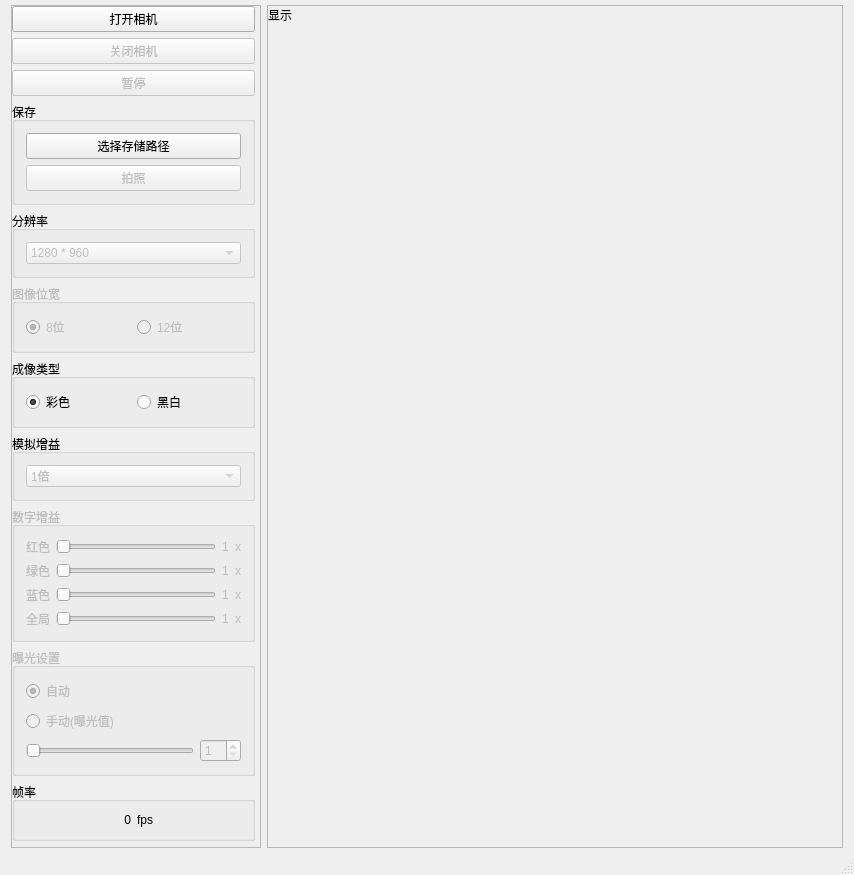
The window that usb3_camera/mainwindow.ui (betterorbest/usb_camera_with_Cypress) describes before a commit, drawn with Qt 5.
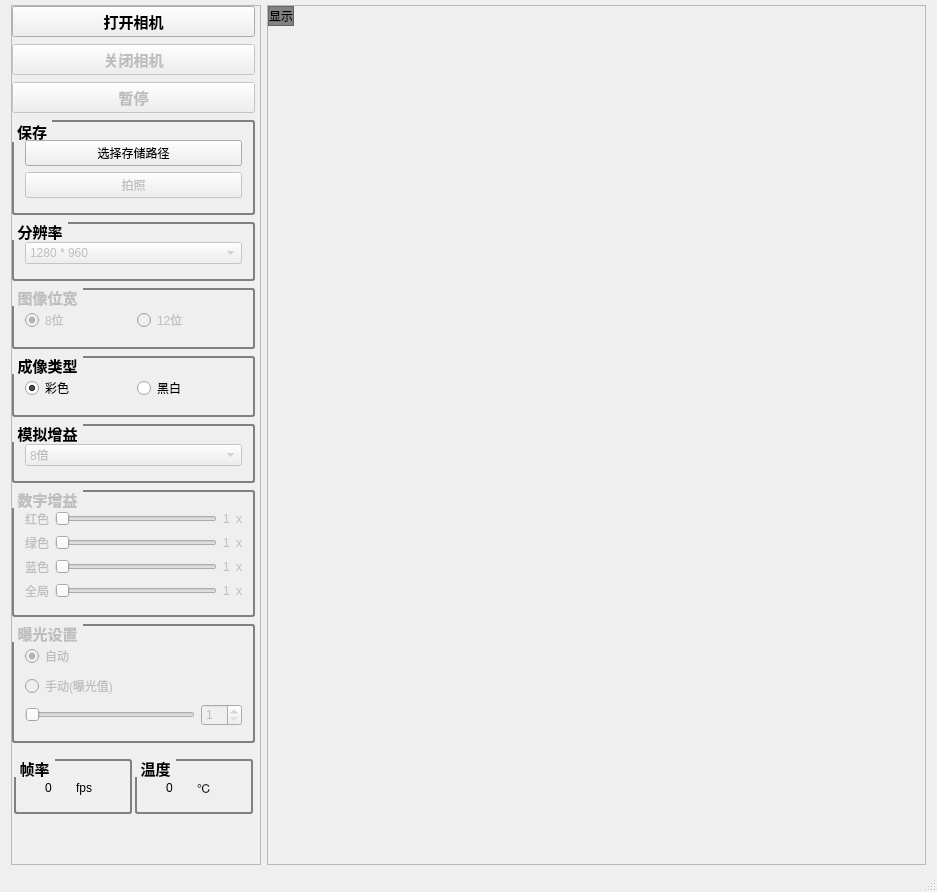
The same window after the commit.

Commit message: the second commit for cmos camera test and show

What changed in the file:
```diff
--- a/usb3_camera/mainwindow.ui
+++ b/usb3_camera/mainwindow.ui
@@ -6,13 +6,41 @@
    <rect>
     <x>0</x>
     <y>0</y>
-    <width>854</width>
-    <height>875</height>
+    <width>937</width>
+    <height>892</height>
    </rect>
   </property>
   <property name="windowTitle">
    <string>CMOS数字相机测试软件</string>
   </property>
+  <property name="styleSheet">
+   <string notr="true">QGroupBox {
+    border: 2px solid gray;
+    border-radius: 3px;
+	margin-top: 1ex;
+	padding-bottom: 4px;
+	padding-top: 7px;
+}
+
+QGroupBox::title {
+    subcontrol-origin: margin;
+    /*subcontrol-position: top center; /* position at the top center */
+    padding: 0 3px;
+    background-color: qlineargradient(x1: 0, y1: 0, x2: 0, y2: 1,
+                                      stop: 0 #rgb(244, 244, 244), stop: 1 #rgb(244, 244, 244));
+}
+
+QGroupBox#groupBox_6 {   /*帧率与温度组设置无边框*/
+	border: none;
+	margin-top: 0;
+	padding-top:0px;
+}
+
+QGroupBox#groupBox_6 {
+	padding: 0 0;
+
+}</string>
+  </property>
   <widget class="QWidget" name="centralWidget">
    <layout class="QHBoxLayout" name="horizontalLayout_3">
     <property name="topMargin">
@@ -35,26 +63,31 @@
       <property name="frameShadow">
        <enum>QFrame::Raised</enum>
       </property>
-      <layout class="QVBoxLayout" name="verticalLayout_5">
-       <property name="leftMargin">
-        <number>0</number>
-       </property>
-       <property name="topMargin">
-        <number>0</number>
-       </property>
-       <property name="rightMargin">
-        <number>5</number>
-       </property>
-       <property name="bottomMargin">
-        <number>0</number>
-       </property>
-       <item>
         <layout class="QVBoxLayout" name="verticalLayout">
-         <property name="sizeConstraint">
-          <enum>QLayout::SetDefaultConstraint</enum>
+       <property name="spacing">
+        <number>7</number>
+       </property>
+       <property name="leftMargin">
+        <number>0</number>
+       </property>
+       <property name="topMargin">
+        <number>0</number>
+       </property>
+       <property name="rightMargin">
+        <number>5</number>
+       </property>
+       <property name="bottomMargin">
+        <number>0</number>
          </property>
          <item>
           <widget class="QPushButton" name="m_startButton">
+         <property name="font">
+          <font>
+           <pointsize>11</pointsize>
+           <weight>75</weight>
+           <bold>true</bold>
+          </font>
+         </property>
            <property name="text">
             <string>打开相机</string>
            </property>
@@ -68,6 +101,13 @@
            <property name="enabled">
             <bool>false</bool>
            </property>
+         <property name="font">
+          <font>
+           <pointsize>11</pointsize>
+           <weight>75</weight>
+           <bold>true</bold>
+          </font>
+         </property>
            <property name="text">
             <string>关闭相机</string>
            </property>
@@ -78,6 +118,13 @@
            <property name="enabled">
             <bool>false</bool>
            </property>
+         <property name="font">
+          <font>
+           <pointsize>11</pointsize>
+           <weight>75</weight>
+           <bold>true</bold>
+          </font>
+         </property>
            <property name="text">
             <string>暂停</string>
            </property>
@@ -85,12 +132,28 @@
          </item>
          <item>
           <widget class="QGroupBox" name="groupBox_5">
+         <property name="font">
+          <font>
+           <family>Aharoni</family>
+           <pointsize>11</pointsize>
+           <weight>75</weight>
+           <italic>false</italic>
+           <bold>true</bold>
+          </font>
+         </property>
            <property name="title">
             <string>保存</string>
            </property>
            <layout class="QVBoxLayout" name="verticalLayout_6">
             <item>
              <widget class="QPushButton" name="m_pathChoosingButton">
+            <property name="font">
+             <font>
+              <pointsize>9</pointsize>
+              <weight>50</weight>
+              <bold>false</bold>
+             </font>
+            </property>
               <property name="text">
                <string>选择存储路径</string>
               </property>
@@ -101,6 +164,13 @@
               <property name="enabled">
                <bool>false</bool>
               </property>
+            <property name="font">
+             <font>
+              <pointsize>9</pointsize>
+              <weight>50</weight>
+              <bold>false</bold>
+             </font>
+            </property>
               <property name="text">
                <string>拍照</string>
               </property>
@@ -114,6 +184,13 @@
            <property name="enabled">
             <bool>true</bool>
            </property>
+         <property name="font">
+          <font>
+           <pointsize>11</pointsize>
+           <weight>75</weight>
+           <bold>true</bold>
+          </font>
+         </property>
            <property name="title">
             <string>分辨率</string>
            </property>
@@ -123,6 +200,16 @@
               <property name="enabled">
                <bool>false</bool>
               </property>
+            <property name="font">
+             <font>
+              <pointsize>9</pointsize>
+              <weight>50</weight>
+              <bold>false</bold>
+             </font>
+            </property>
+            <property name="autoFillBackground">
+             <bool>false</bool>
+            </property>
               <property name="editable">
                <bool>false</bool>
               </property>
@@ -154,12 +241,38 @@
            <property name="enabled">
             <bool>false</bool>
            </property>
+         <property name="font">
+          <font>
+           <pointsize>11</pointsize>
+           <weight>75</weight>
+           <bold>true</bold>
+          </font>
+         </property>
            <property name="title">
             <string>图像位宽</string>
            </property>
+         <property name="alignment">
+          <set>Qt::AlignLeading|Qt::AlignLeft|Qt::AlignVCenter</set>
+         </property>
+         <property name="flat">
+          <bool>false</bool>
+         </property>
            <layout class="QHBoxLayout" name="horizontalLayout_4">
+          <property name="spacing">
+           <number>7</number>
+          </property>
             <item>
              <widget class="QRadioButton" name="m_8bitsChoosed">
+            <property name="font">
+             <font>
+              <pointsize>9</pointsize>
+              <weight>50</weight>
+              <bold>false</bold>
+             </font>
+            </property>
+            <property name="layoutDirection">
+             <enum>Qt::LeftToRight</enum>
+            </property>
               <property name="text">
                <string>8位</string>
               </property>
@@ -170,6 +283,13 @@
             </item>
             <item>
              <widget class="QRadioButton" name="m_12bitsChoosed">
+            <property name="font">
+             <font>
+              <pointsize>9</pointsize>
+              <weight>50</weight>
+              <bold>false</bold>
+             </font>
+            </property>
               <property name="text">
                <string>12位</string>
               </property>
@@ -180,12 +300,32 @@
          </item>
          <item>
           <widget class="QGroupBox" name="groupBox_4">
+         <property name="font">
+          <font>
+           <pointsize>11</pointsize>
+           <weight>75</weight>
+           <bold>true</bold>
+          </font>
+         </property>
            <property name="title">
             <string>成像类型</string>
            </property>
+         <property name="flat">
+          <bool>false</bool>
+         </property>
+         <property name="checkable">
+          <bool>false</bool>
+         </property>
            <layout class="QHBoxLayout" name="horizontalLayout_5">
             <item>
              <widget class="QRadioButton" name="m_colorImageChoosed">
+            <property name="font">
+             <font>
+              <pointsize>9</pointsize>
+              <weight>50</weight>
+              <bold>false</bold>
+             </font>
+            </property>
               <property name="text">
                <string>彩色</string>
               </property>
@@ -196,6 +336,13 @@
             </item>
             <item>
              <widget class="QRadioButton" name="radioButton_2">
+            <property name="font">
+             <font>
+              <pointsize>9</pointsize>
+              <weight>50</weight>
+              <bold>false</bold>
+             </font>
+            </property>
               <property name="text">
                <string>黑白</string>
               </property>
@@ -212,6 +359,13 @@
            <property name="enabled">
             <bool>true</bool>
            </property>
+         <property name="font">
+          <font>
+           <pointsize>11</pointsize>
+           <weight>75</weight>
+           <bold>true</bold>
+          </font>
+         </property>
            <property name="title">
             <string>模拟增益</string>
            </property>
@@ -221,6 +375,16 @@
               <property name="enabled">
                <bool>false</bool>
               </property>
+            <property name="font">
+             <font>
+              <pointsize>9</pointsize>
+              <weight>50</weight>
+              <bold>false</bold>
+             </font>
+            </property>
+            <property name="currentIndex">
+             <number>3</number>
+            </property>
               <item>
                <property name="text">
                 <string>1倍</string>
@@ -256,6 +420,13 @@
            <property name="enabled">
             <bool>false</bool>
            </property>
+         <property name="font">
+          <font>
+           <pointsize>11</pointsize>
+           <weight>75</weight>
+           <bold>true</bold>
+          </font>
+         </property>
            <property name="title">
             <string>数字增益</string>
            </property>
@@ -264,6 +435,13 @@
              <layout class="QHBoxLayout" name="horizontalLayout_11">
               <item>
                <widget class="QLabel" name="label_11">
+              <property name="font">
+               <font>
+                <pointsize>9</pointsize>
+                <weight>50</weight>
+                <bold>false</bold>
+               </font>
+              </property>
                 <property name="text">
                  <string>红色</string>
                 </property>
@@ -311,6 +489,13 @@
               </item>
               <item>
                <widget class="QLabel" name="m_rGain">
+              <property name="font">
+               <font>
+                <pointsize>9</pointsize>
+                <weight>50</weight>
+                <bold>false</bold>
+               </font>
+              </property>
                 <property name="text">
                  <string>1</string>
                 </property>
@@ -318,6 +503,13 @@
               </item>
               <item>
                <widget class="QLabel" name="label_13">
+              <property name="font">
+               <font>
+                <pointsize>9</pointsize>
+                <weight>50</weight>
+                <bold>false</bold>
+               </font>
+              </property>
                 <property name="text">
                  <string>x</string>
                 </property>
@@ -329,6 +521,13 @@
              <layout class="QHBoxLayout" name="horizontalLayout_10">
               <item>
                <widget class="QLabel" name="label_8">
+              <property name="font">
+               <font>
+                <pointsize>9</pointsize>
+                <weight>50</weight>
+                <bold>false</bold>
+               </font>
+              </property>
                 <property name="text">
                  <string>绿色</string>
                 </property>
@@ -376,6 +575,13 @@
               </item>
               <item>
                <widget class="QLabel" name="m_gGain">
+              <property name="font">
+               <font>
+                <pointsize>9</pointsize>
+                <weight>50</weight>
+                <bold>false</bold>
+               </font>
+              </property>
                 <property name="text">
                  <string>1</string>
                 </property>
@@ -383,6 +589,13 @@
               </item>
               <item>
                <widget class="QLabel" name="label_10">
+              <property name="font">
+               <font>
+                <pointsize>9</pointsize>
+                <weight>50</weight>
+                <bold>false</bold>
+               </font>
+              </property>
                 <property name="text">
                  <string>x</string>
                 </property>
@@ -394,6 +607,13 @@
              <layout class="QHBoxLayout" name="horizontalLayout_9">
               <item>
                <widget class="QLabel" name="label_5">
+              <property name="font">
+               <font>
+                <pointsize>9</pointsize>
+                <weight>50</weight>
+                <bold>false</bold>
+               </font>
+              </property>
                 <property name="text">
                  <string>蓝色</string>
                 </property>
@@ -441,6 +661,13 @@
               </item>
               <item>
                <widget class="QLabel" name="m_bGain">
+              <property name="font">
+               <font>
+                <pointsize>9</pointsize>
+                <weight>50</weight>
+                <bold>false</bold>
+               </font>
+              </property>
                 <property name="text">
                  <string>1</string>
                 </property>
@@ -448,6 +675,13 @@
               </item>
               <item>
                <widget class="QLabel" name="label_7">
+              <property name="font">
+               <font>
+                <pointsize>9</pointsize>
+                <weight>50</weight>
+                <bold>false</bold>
+               </font>
+              </property>
                 <property name="text">
                  <string>x</string>
                 </property>
@@ -459,6 +693,13 @@
              <layout class="QHBoxLayout" name="horizontalLayout_8">
               <item>
                <widget class="QLabel" name="label_2">
+              <property name="font">
+               <font>
+                <pointsize>9</pointsize>
+                <weight>50</weight>
+                <bold>false</bold>
+               </font>
+              </property>
                 <property name="text">
                  <string>全局</string>
                 </property>
@@ -506,6 +747,13 @@
               </item>
               <item>
                <widget class="QLabel" name="m_globalGain">
+              <property name="font">
+               <font>
+                <pointsize>9</pointsize>
+                <weight>50</weight>
+                <bold>false</bold>
+               </font>
+              </property>
                 <property name="text">
                  <string>1</string>
                 </property>
@@ -513,6 +761,13 @@
               </item>
               <item>
                <widget class="QLabel" name="label">
+              <property name="font">
+               <font>
+                <pointsize>9</pointsize>
+                <weight>50</weight>
+                <bold>false</bold>
+               </font>
+              </property>
                 <property name="text">
                  <string>x</string>
                 </property>
@@ -528,12 +783,26 @@
            <property name="enabled">
             <bool>false</bool>
            </property>
+         <property name="font">
+          <font>
+           <pointsize>11</pointsize>
+           <weight>75</weight>
+           <bold>true</bold>
+          </font>
+         </property>
            <property name="title">
             <string>曝光设置</string>
            </property>
            <layout class="QVBoxLayout" name="verticalLayout_4">
             <item>
              <widget class="QRadioButton" name="m_autoExposure">
+            <property name="font">
+             <font>
+              <pointsize>9</pointsize>
+              <weight>50</weight>
+              <bold>false</bold>
+             </font>
+            </property>
               <property name="text">
                <string>自动</string>
               </property>
@@ -544,6 +813,13 @@
             </item>
             <item>
              <widget class="QRadioButton" name="m_manualExposure">
+            <property name="font">
+             <font>
+              <pointsize>9</pointsize>
+              <weight>50</weight>
+              <bold>false</bold>
+             </font>
+            </property>
               <property name="text">
                <string>手动(曝光值)</string>
               </property>
@@ -587,6 +863,13 @@
                 <property name="enabled">
                  <bool>false</bool>
                 </property>
+              <property name="font">
+               <font>
+                <pointsize>9</pointsize>
+                <weight>50</weight>
+                <bold>false</bold>
+               </font>
+              </property>
                 <property name="minimum">
                  <number>1</number>
                 </property>
@@ -600,8 +883,36 @@
            </layout>
           </widget>
          </item>
+       <item>
+        <widget class="QGroupBox" name="groupBox_6">
+         <property name="title">
+          <string/>
+         </property>
+         <layout class="QHBoxLayout" name="horizontalLayout_13">
+          <property name="spacing">
+           <number>3</number>
+          </property>
+          <property name="leftMargin">
+           <number>0</number>
+          </property>
+          <property name="topMargin">
+           <number>0</number>
+          </property>
+          <property name="rightMargin">
+           <number>0</number>
+          </property>
+          <property name="bottomMargin">
+           <number>0</number>
+          </property>
          <item>
           <widget class="QGroupBox" name="groupBox_2">
+            <property name="font">
+             <font>
+              <pointsize>11</pointsize>
+              <weight>75</weight>
+              <bold>true</bold>
+             </font>
+            </property>
            <property name="title">
             <string>帧率</string>
            </property>
@@ -618,7 +929,7 @@
                <enum>Qt::AutoText</enum>
               </property>
               <property name="alignment">
-               <set>Qt::AlignRight|Qt::AlignTrailing|Qt::AlignVCenter</set>
+                <set>Qt::AlignCenter</set>
               </property>
              </widget>
             </item>
@@ -636,6 +947,42 @@
           </widget>
          </item>
          <item>
+           <widget class="QGroupBox" name="groupBox_7">
+            <property name="font">
+             <font>
+              <pointsize>11</pointsize>
+              <weight>75</weight>
+              <bold>true</bold>
+             </font>
+            </property>
+            <property name="title">
+             <string>温度</string>
+            </property>
+            <layout class="QHBoxLayout" name="horizontalLayout_14">
+             <item>
+              <widget class="QLabel" name="label_6">
+               <property name="text">
+                <string>0</string>
+               </property>
+               <property name="alignment">
+                <set>Qt::AlignCenter</set>
+               </property>
+              </widget>
+             </item>
+             <item>
+              <widget class="QLabel" name="label_3">
+               <property name="text">
+                <string>℃</string>
+               </property>
+              </widget>
+             </item>
+            </layout>
+           </widget>
+          </item>
+         </layout>
+        </widget>
+       </item>
+       <item>
           <spacer name="verticalSpacer">
            <property name="orientation">
             <enum>Qt::Vertical</enum>
@@ -649,8 +996,6 @@
           </spacer>
          </item>
         </layout>
-       </item>
-      </layout>
      </widget>
     </item>
     <item>
@@ -661,27 +1006,52 @@
       <property name="frameShadow">
        <enum>QFrame::Raised</enum>
       </property>
-      <layout class="QVBoxLayout" name="verticalLayout_7">
-       <property name="spacing">
-        <number>7</number>
-       </property>
-       <property name="leftMargin">
-        <number>0</number>
-       </property>
-       <property name="topMargin">
-        <number>0</number>
-       </property>
-       <property name="rightMargin">
-        <number>0</number>
-       </property>
-       <property name="bottomMargin">
-        <number>0</number>
-       </property>
-       <item>
         <layout class="QVBoxLayout" name="verticalLayout_2">
+       <property name="spacing">
+        <number>4</number>
+       </property>
+       <property name="leftMargin">
+        <number>0</number>
+       </property>
+       <property name="topMargin">
+        <number>0</number>
+       </property>
+       <property name="rightMargin">
+        <number>0</number>
+       </property>
+       <property name="bottomMargin">
+        <number>0</number>
+       </property>
          <item>
           <layout class="QHBoxLayout" name="horizontalLayout">
            <item>
+          <widget class="QFrame" name="m_showFrame">
+           <property name="styleSheet">
+            <string notr="true">background-color: rgb(130, 130, 130)</string>
+           </property>
+           <property name="frameShape">
+            <enum>QFrame::StyledPanel</enum>
+           </property>
+           <property name="frameShadow">
+            <enum>QFrame::Raised</enum>
+           </property>
+           <layout class="QGridLayout" name="gridLayout">
+            <property name="leftMargin">
+             <number>0</number>
+            </property>
+            <property name="topMargin">
+             <number>0</number>
+            </property>
+            <property name="rightMargin">
+             <number>0</number>
+            </property>
+            <property name="bottomMargin">
+             <number>0</number>
+            </property>
+            <property name="spacing">
+             <number>0</number>
+            </property>
+            <item row="0" column="0">
             <widget class="QLabel" name="m_showLabel">
              <property name="text">
               <string>显示</string>
@@ -691,6 +1061,9 @@
              </property>
             </widget>
            </item>
+           </layout>
+          </widget>
+         </item>
            <item>
             <spacer name="horizontalSpacer_2">
              <property name="orientation">
@@ -714,12 +1087,10 @@
            <property name="sizeHint" stdset="0">
             <size>
              <width>20</width>
-             <height>40</height>
+           <height>824</height>
             </size>
            </property>
           </spacer>
-         </item>
-        </layout>
        </item>
       </layout>
      </widget>
```
Lines whose indentation alone changed are shown as unchanged. The commit also changes 6 other files.
